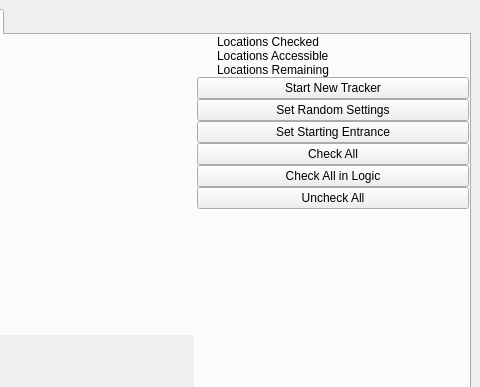
This is gui/ui/main.ui in mint-choc-chip-skyblade/sshd-rando as Qt 5 draws it before an edit; both pictures show x 907 to 1387 and y 0 to 387 of the 1387 by 845 pixel window. The edited form follows.
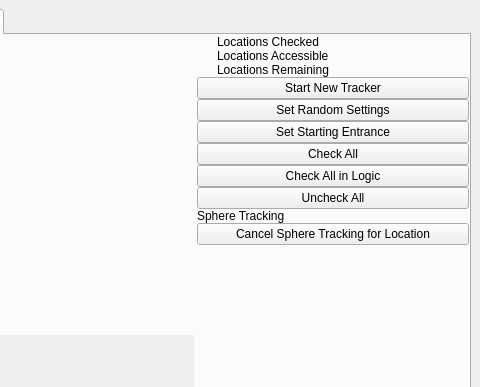
This is the edited form. The open tabs and pages were chosen to show the change. Custom widgets are drawn as their Qt base class.

Commit message: sphere tracking

The edit to the form file:
```diff
--- a/gui/ui/main.ui
+++ b/gui/ui/main.ui
@@ -3809,6 +3809,20 @@
             </property>
            </widget>
           </item>
+          <item>
+          <widget class="QLabel" name="tracker_sphere_tracking_label">
+              <property name="text">
+               <string>Sphere Tracking</string>
+              </property>
+             </widget>
+          </item>
+          <item>
+           <widget class="QPushButton" name="cancel_sphere_tracking_button">
+            <property name="text">
+             <string>Cancel Sphere Tracking for Location</string>
+            </property>
+           </widget>
+          </item>
           <item>
            <spacer name="tracker_info_layout_spacer">
             <property name="orientation">
```
The commit also changes 7 other files.
